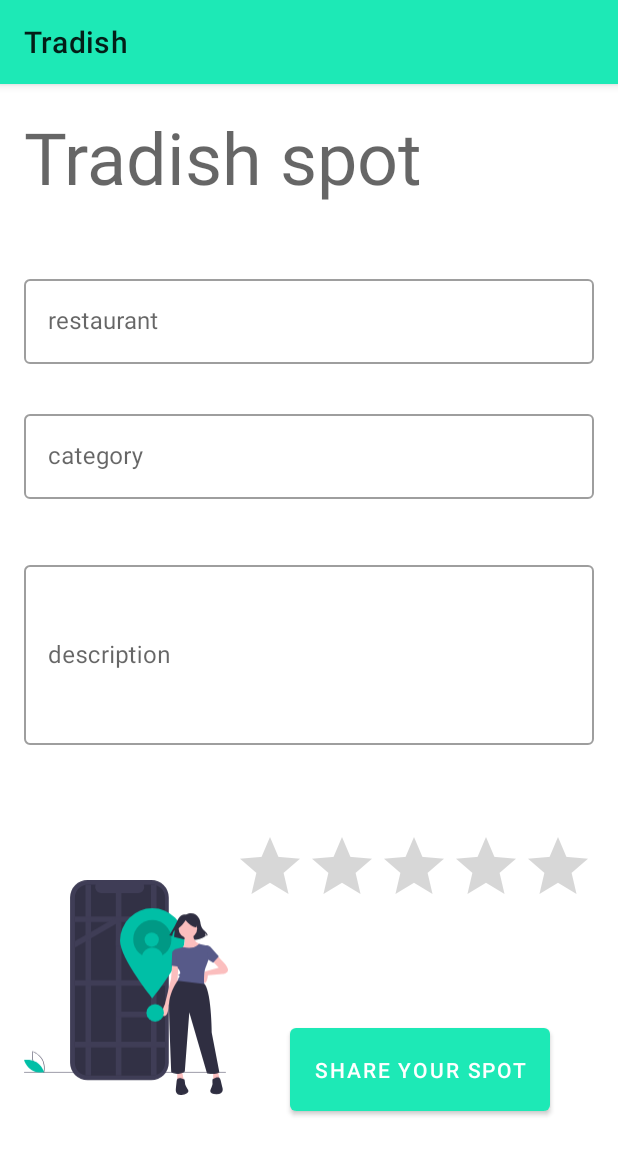
After one commit to colewinfield/Tradish, an Android app: the fragment NewLocationFragment placed in its activity, on a phone screen of 412 x 824 dp. The commit adds this screen. Shown: the top 1155 px of the screen. Run offline under Robolectric (Android 15) with nearby library versions, the phone set to English and light mode, and no system bars; our stand-ins replace Firebase (no records; nobody signed in at launch, a user with empty details on screens opened directly); libraries missing offline, so code that uses them is left out: com.getbase.floatingactionbutton; 3 statements that could not run were skipped.

Commit message:
New location fragment

```diff
--- a/app/src/main/java/edu/cs/fsu/tradish/MainFragment.java
+++ b/app/src/main/java/edu/cs/fsu/tradish/MainFragment.java
@@ -1,5 +1,6 @@
 package edu.cs.fsu.tradish;
 
+import android.content.Context;
 import android.os.Bundle;
 import android.view.LayoutInflater;
 import android.view.View;
@@ -9,7 +10,12 @@ import androidx.annotation.NonNull;
 import androidx.annotation.Nullable;
 import androidx.fragment.app.Fragment;
 
+import com.getbase.floatingactionbutton.FloatingActionButton;
+
 public class MainFragment extends Fragment {
+    private FloatingActionButton mSearchFAB;
+    private FloatingActionButton mNewLocationFAB;
+    private OnDashboardListener mListener;
 
 
     @Override
@@ -23,9 +29,42 @@ public class MainFragment extends Fragment {
     public View onCreateView(@NonNull LayoutInflater inflater, @Nullable ViewGroup container, @Nullable Bundle savedInstanceState) {
         View rootView = inflater.inflate(R.layout.fragment_main, container, false);
 
+        init(rootView);
         return rootView;
     }
 
+    private void init(View view) {
+        mSearchFAB = view.findViewById(R.id.fab_search_main);
+        mNewLocationFAB = view.findViewById(R.id.fab_new_location_main);
+
+        mNewLocationFAB.setOnClickListener(new View.OnClickListener() {
+            @Override
+            public void onClick(View view) {
+                mListener.onStartNewLocation();
+            }
+        });
+    }
+
+    @Override
+    public void onAttach(Context context) {
+        super.onAttach(context);
+        if (context instanceof OnDashboardListener) {
+            mListener = (OnDashboardListener) context;
+        } else {
+            throw new RuntimeException(context.toString()
+                    + " must implement OnDashboardListener");
+        }
+    }
+
+    @Override
+    public void onDetach() {
+        super.onDetach();
+        mListener = null;
+    }
+
+    public interface OnDashboardListener {
+        void onStartNewLocation();
+    }
 
 
 }
--- /dev/null
+++ b/app/src/main/java/edu/cs/fsu/tradish/NewLocationFragment.java
@@ -0,0 +1,27 @@
+package edu.cs.fsu.tradish;
+
+import android.os.Bundle;
+import android.view.LayoutInflater;
+import android.view.View;
+import android.view.ViewGroup;
+
+import androidx.annotation.NonNull;
+import androidx.annotation.Nullable;
+import androidx.fragment.app.Fragment;
+
+public class NewLocationFragment extends Fragment {
+    @Nullable
+    @Override
+    public View onCreateView(@NonNull LayoutInflater inflater, @Nullable ViewGroup container, @Nullable Bundle savedInstanceState) {
+        View rootView = inflater.inflate(R.layout.fragment_new_location, container, false);
+
+
+
+        return rootView;
+    }
+
+    @Override
+    public void onCreate(@Nullable Bundle savedInstanceState) {
+        super.onCreate(savedInstanceState);
+    }
+}
--- /dev/null
+++ b/app/src/main/res/drawable/location_svg.xml
@@ -0,0 +1,109 @@
+<vector xmlns:android="http://schemas.android.com/apk/res/android"
+    android:width="725.8329dp"
+    android:height="764.55396dp"
+    android:viewportWidth="725.8329"
+    android:viewportHeight="764.55396">
+  <path
+      android:pathData="M519.033,169.224h-3.913L515.121,62.037a62.037,62.037 0,0 0,-62.037 -62.037L225.994,0A62.037,62.037 0,0 0,163.957 62.037L163.957,650.072a62.037,62.037 0,0 0,62.037 62.037L453.084,712.108a62.037,62.037 0,0 0,62.037 -62.037L515.121,245.521L519.033,245.521Z"
+      android:fillColor="#3f3d56"/>
+  <path
+      android:pathData="M0.244,682.871h718v2h-718z"
+      android:fillColor="#3f3d56"/>
+  <path
+      android:fillColor="#FF000000"
+      android:pathData="M501.918,62.473v587.17a46.289,46.289 0,0 1,-46.33 46.33h-228.18a46.297,46.297 0,0 1,-46.33 -46.33v-587.17a46.297,46.297 0,0 1,46.33 -46.33h27.68a22.008,22.008 0,0 0,20.38 30.32h130.1a22.008,22.008 0,0 0,20.38 -30.32h29.64a46.288,46.288 0,0 1,46.33 46.33Z"
+      android:strokeAlpha="0.2"
+      android:fillAlpha="0.2"/>
+  <path
+      android:pathData="M71.563,684.765l-1.073,-0.402c-0.236,-0.089 -23.708,-9.082 -34.704,-29.474 -10.996,-20.393 -5.612,-44.945 -5.556,-45.19l0.253,-1.118 1.073,0.402c0.236,0.089 23.708,9.082 34.704,29.474 10.996,20.393 5.612,44.945 5.556,45.19ZM37.546,653.94c9.296,17.241 27.845,26.079 32.545,28.097 0.894,-5.037 3.696,-25.406 -5.592,-42.631 -9.287,-17.223 -27.843,-26.074 -32.545,-28.097C31.06,616.349 28.258,636.716 37.546,653.94Z"
+      android:fillColor="#3f3d56"/>
+  <path
+      android:pathData="M44.188,647.736c19.761,11.889 27.371,35.503 27.371,35.503s-24.428,4.339 -44.188,-7.55 -27.371,-35.503 -27.371,-35.503S24.428,635.847 44.188,647.736Z"
+      android:fillColor="#00bfa6"/>
+  <path
+      android:pathData="M238.648,16.143v679.83h-11.24a45.897,45.897 0,0 1,-8.76 -0.83L218.648,16.973a45.892,45.892 0,0 1,8.76 -0.83Z"
+      android:fillColor="#3f3d56"/>
+  <path
+      android:pathData="M326.648,46.463h20v649.51h-20z"
+      android:fillColor="#3f3d56"/>
+  <path
+      android:pathData="M471.648,19.003v674.11a46.186,46.186 0,0 1,-16.06 2.86h-3.94v-679.83h3.94A46.187,46.187 0,0 1,471.648 19.003Z"
+      android:fillColor="#3f3d56"/>
+  <path
+      android:pathData="M181.078,129.343h320.84v20h-320.84z"
+      android:fillColor="#3f3d56"/>
+  <path
+      android:pathData="M181.078,356.343h320.84v20h-320.84z"
+      android:fillColor="#3f3d56"/>
+  <path
+      android:pathData="M330.648,468.343h161v20h-161z"
+      android:fillColor="#3f3d56"/>
+  <path
+      android:pathData="M326.648,214.343h175.27v20h-175.27z"
+      android:fillColor="#3f3d56"/>
+  <path
+      android:pathData="M341.098,148.003l-2.32,1.34l-12.13,7l-88,50.81l-20,11.55l-37.57,21.69l0,-23.1l37.57,-21.69l20,-11.54l60.13,-34.72l27.87,-16.09l4.45,-2.57l10,17.32z"
+      android:fillColor="#3f3d56"/>
+  <path
+      android:pathData="M181.078,575.343h320.84v20h-320.84z"
+      android:fillColor="#3f3d56"/>
+  <path
+      android:pathData="M571.648,215.343c0,63.513 -115,205 -115,205s-115,-141.487 -115,-205a115,115 0,0 1,230 0Z"
+      android:fillColor="#00bfa6"/>
+  <path
+      android:fillColor="#FF000000"
+      android:pathData="M456.648,210.343m-68,0a68,68 0,1 1,136 0a68,68 0,1 1,-136 0"
+      android:strokeAlpha="0.2"
+      android:fillAlpha="0.2"/>
+  <path
+      android:pathData="M454.412,211.852m-25.333,0a25.333,25.333 0,1 1,50.667 0a25.333,25.333 0,1 1,-50.667 0"
+      android:fillColor="#00bfa6"/>
+  <path
+      android:pathData="M493.962,285.343a38,38 0,1 0,-74.628 0Z"
+      android:fillColor="#00bfa6"/>
+  <path
+      android:pathData="M576.488,122.786s-18.068,-6.453 -29.683,19.358 -29.683,54.204 -29.683,54.204l10.325,2.581s2.581,-18.068 9.034,-20.649l-2.581,23.23s77.434,27.102 112.279,-2.581l-1.291,-9.034s5.162,1.291 5.162,9.034l3.872,-3.872s-3.872,-7.743 -15.487,-18.068c-7.624,-6.777 -10.243,-19.669 -11.144,-27.729a33.556,33.556 0,0 0,-7.725 -18.274C611.847,122.041 597.782,112.533 576.488,122.786Z"
+      android:fillColor="#2f2e41"/>
+  <path
+      android:pathData="M686.148,268.843s34,29 39,46 -19,19 -19,19l-52,5s-1,24 -10,27 -1.827,-39.688 -1.827,-39.688l50.827,-14.313 -23,-24Z"
+      android:fillColor="#fbbebe"/>
+  <path
+      android:pathData="M527.148,298.843l-4,53 -22,90s-20,41 -3,42 16,-39 16,-39l32,-85 3,-58Z"
+      android:fillColor="#fbbebe"/>
+  <path
+      android:pathData="M545.148,682.843l0,39l24,-6l-7,-36l-17,3z"
+      android:fillColor="#fbbebe"/>
+  <path
+      android:pathData="M673.148,682.843l0,39l24,-6l-7,-36l-17,3z"
+      android:fillColor="#fbbebe"/>
+  <path
+      android:pathData="M583.148,172.843m-33,0a33,33 0,1 1,66 0a33,33 0,1 1,-66 0"
+      android:fillColor="#fbbebe"/>
+  <path
+      android:pathData="M568.148,188.843s12,43 -7,54 48,19 66,-14c0,0 -32,-11 -23,-40Z"
+      android:fillColor="#fbbebe"/>
+  <path
+      android:pathData="M545.148,247.843l-6,-2s-12,5 -12,14 -2,45 -2,45l27,3Z"
+      android:fillColor="#575a89"/>
+  <path
+      android:pathData="M549.148,354.792s-33,42.051 -33,93.051 8,236 8,236 30,14 48,-3l16,-210 63,217s30,6 44,-4l-27,-140s-1,-166 -31,-178S549.148,354.792 549.148,354.792Z"
+      android:fillColor="#2f2e41"/>
+  <path
+      android:pathData="M571.148,709.843s-26,-14 -28,5 -3,31 -3,31 -3,23 25,18 18,-19 18,-19 -10,-16 -10,-20S571.148,709.843 571.148,709.843Z"
+      android:fillColor="#2f2e41"/>
+  <path
+      android:pathData="M670.589,709.387s23.662,-17.666 28.431,0.834 7.52,30.223 7.52,30.223 6.345,22.31 -22.086,21.476 -20.595,-16.151 -20.595,-16.151 7.542,-17.295 6.954,-21.252S670.589,709.387 670.589,709.387Z"
+      android:fillColor="#2f2e41"/>
+  <path
+      android:pathData="M641.148,233.843s13,-7 26,8l26,30 -20,22 -38,-23Z"
+      android:fillColor="#575a89"/>
+  <path
+      android:pathData="M547.488,173.052c11.682,-8.455 21.139,-18.193 27.394,-29.776 0,0 21.439,23.821 34.541,25.012s1.191,-28.585 1.191,-28.585l-23.821,-5.955 -22.63,2.382 -17.866,11.911Z"
+      android:fillColor="#2f2e41"/>
+  <path
+      android:pathData="M622.148,226.843S608.153,248.969 566.15,238.406L542.315,244.97l-3.168,0.872s3,60 11,71 6,17 4,18 -7,-1 -4,4 7,2 3,5 -6,14 -6,14l94,12s-3,-39 5,-59 10,-28 10,-28l-6,-50Z"
+      android:fillColor="#575a89"/>
+  <path
+      android:pathData="M466.648,472.343m-31,0a31,31 0,1 1,62 0a31,31 0,1 1,-62 0"
+      android:fillColor="#00bfa6"/>
+</vector>
--- /dev/null
+++ b/app/src/main/res/layout/fragment_new_location.xml
@@ -0,0 +1,123 @@
+<?xml version="1.0" encoding="utf-8"?>
+<androidx.constraintlayout.widget.ConstraintLayout xmlns:android="http://schemas.android.com/apk/res/android"
+    xmlns:app="http://schemas.android.com/apk/res-auto"
+    xmlns:tools="http://schemas.android.com/tools"
+    android:layout_width="match_parent"
+    android:layout_height="match_parent"
+    android:padding="16dp">
+
+
+    <TextView
+        style="@style/TextAppearance.MaterialComponents.Headline3"
+        android:layout_width="wrap_content"
+        android:layout_height="wrap_content"
+        android:text="Tradish spot"
+        app:layout_constraintEnd_toEndOf="parent"
+        app:layout_constraintHorizontal_bias="0.0"
+        app:layout_constraintStart_toStartOf="parent"
+        app:layout_constraintTop_toTopOf="parent"
+        app:layout_constraintVertical_bias="0.47" />
+
+    <com.google.android.material.textfield.TextInputLayout
+        android:id="@+id/textInputLayoutNewLocation"
+        style="@style/Widget.MaterialComponents.TextInputLayout.OutlinedBox"
+        android:layout_width="match_parent"
+        android:layout_height="wrap_content"
+        app:layout_constraintBottom_toBottomOf="parent"
+        app:layout_constraintEnd_toEndOf="parent"
+        app:layout_constraintStart_toStartOf="parent"
+        app:layout_constraintTop_toTopOf="parent"
+        app:layout_constraintVertical_bias="0.161">
+
+        <com.google.android.material.textfield.TextInputEditText
+            android:id="@+id/editTextRestaurantName"
+            android:layout_width="match_parent"
+            android:layout_height="wrap_content"
+            android:hint="restaurant"
+            android:inputType="textEmailAddress" />
+
+    </com.google.android.material.textfield.TextInputLayout>
+
+
+    <com.google.android.material.textfield.TextInputLayout
+        android:id="@+id/textInputLayerCategory"
+        style="@style/Widget.MaterialComponents.TextInputLayout.OutlinedBox"
+        android:layout_width="match_parent"
+        android:layout_height="wrap_content"
+        android:layout_marginTop="8dp"
+        app:layout_constraintBottom_toBottomOf="parent"
+        app:layout_constraintEnd_toEndOf="parent"
+        app:layout_constraintStart_toStartOf="parent"
+        app:layout_constraintTop_toBottomOf="@+id/textInputLayoutNewLocation"
+        app:layout_constraintVertical_bias="0.041">
+
+        <com.google.android.material.textfield.TextInputEditText
+            android:id="@+id/editTextCategoryRestaurant"
+            android:layout_width="match_parent"
+            android:layout_height="wrap_content"
+            android:hint="category"
+            android:inputType="textEmailAddress" />
+
+    </com.google.android.material.textfield.TextInputLayout>
+
+    <com.google.android.material.textfield.TextInputLayout
+        android:id="@+id/passwordInputLayoutRegister"
+        style="@style/Widget.MaterialComponents.TextInputLayout.OutlinedBox"
+        android:layout_width="match_parent"
+        android:layout_height="wrap_content"
+        android:layout_marginTop="8dp"
+        app:layout_constraintBottom_toBottomOf="parent"
+        app:layout_constraintEnd_toEndOf="parent"
+        app:layout_constraintStart_toStartOf="parent"
+        app:layout_constraintTop_toBottomOf="@+id/textInputLayerCategory"
+        app:layout_constraintVertical_bias="0.089">
+
+        <com.google.android.material.textfield.TextInputEditText
+            android:id="@+id/editTextPasswordRegister"
+            android:layout_width="match_parent"
+            android:layout_height="120dp"
+            android:hint="description"
+            android:inputType="textPassword" />
+
+    </com.google.android.material.textfield.TextInputLayout>
+
+    <ImageView
+        android:id="@+id/imageView"
+        android:layout_width="136dp"
+        android:layout_height="194dp"
+        android:layout_marginTop="16dp"
+        android:layout_marginBottom="4dp"
+        app:layout_constraintBottom_toBottomOf="parent"
+        app:layout_constraintEnd_toEndOf="parent"
+        app:layout_constraintHorizontal_bias="0.0"
+        app:layout_constraintStart_toStartOf="parent"
+        app:layout_constraintTop_toBottomOf="@+id/passwordInputLayoutRegister"
+        app:srcCompat="@drawable/location_svg" />
+
+    <Button
+        android:id="@+id/button"
+        android:layout_width="173dp"
+        android:layout_height="67dp"
+        android:layout_marginStart="16dp"
+        android:layout_marginTop="16dp"
+        android:layout_marginEnd="16dp"
+        android:layout_marginBottom="16dp"
+        android:text="Share Your Spot"
+        app:layout_constraintBottom_toBottomOf="parent"
+        app:layout_constraintEnd_toEndOf="parent"
+        app:layout_constraintHorizontal_bias="0.922"
+        app:layout_constraintStart_toStartOf="parent"
+        app:layout_constraintTop_toBottomOf="@+id/passwordInputLayoutRegister"
+        app:layout_constraintVertical_bias="0.787" />
+
+    <RatingBar
+        android:id="@+id/ratingBar"
+        android:layout_width="wrap_content"
+        android:layout_height="wrap_content"
+        app:layout_constraintBottom_toBottomOf="parent"
+        app:layout_constraintEnd_toEndOf="parent"
+        app:layout_constraintHorizontal_bias="1.0"
+        app:layout_constraintStart_toStartOf="parent"
+        app:layout_constraintTop_toBottomOf="@+id/passwordInputLayoutRegister"
+        app:layout_constraintVertical_bias="0.225" />
+</androidx.constraintlayout.widget.ConstraintLayout>
```
Also changed, not shown: app/src/main/java/edu/cs/fsu/tradish/MainActivity.java (+14 -2 lines), app/src/main/res/drawable/take_out.xml (added, +223 -0 lines), app/src/main/res/values/strings.xml (+23 -0 lines).
